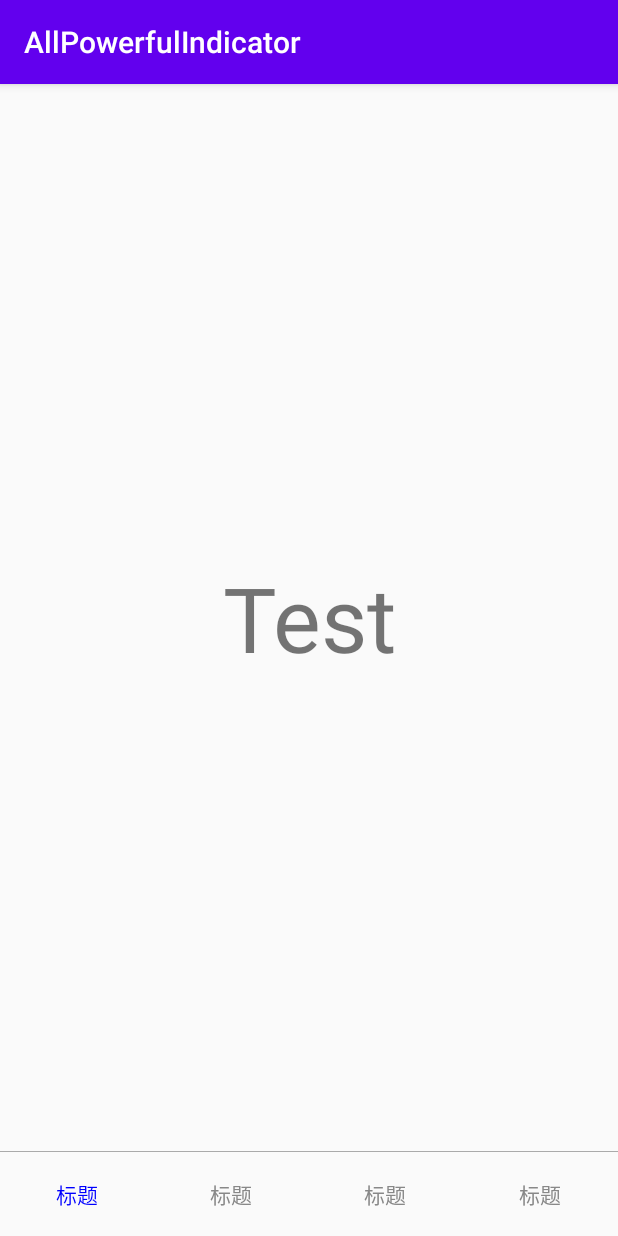
After one commit to Ellen2018/AllPowerfulIndicator, an Android app: the AutoBottomBarActivity screen opened directly, with no data from a screen before it, on a phone screen of 412 x 824 dp. The commit adds this screen. Run offline under Robolectric (Android 15) with nearby library versions, the phone set to English and light mode, and no system bars.

Commit message:
优化代码

```diff
--- a/app/src/main/AndroidManifest.xml
+++ b/app/src/main/AndroidManifest.xml
@@ -22,6 +22,7 @@
         <activity android:name=".autoindicator.AutoIndicatorActivity"/>
         <activity android:name=".driedshrimp.DriedShrimpActivity"/>
         <activity android:name=".autodriedshrimp.AutoDriedShrimpActivity"/>
+        <activity android:name=".atuobottombar.AutoBottomBarActivity"/>
     </application>
 
 </manifest>
--- a/app/src/main/java/com/ellen/allpowerfulindicator/MainActivity.kt
+++ b/app/src/main/java/com/ellen/allpowerfulindicator/MainActivity.kt
@@ -5,6 +5,7 @@ import android.os.Bundle
 import android.view.View
 import android.widget.Button
 import androidx.appcompat.app.AppCompatActivity
+import com.ellen.allpowerfulindicator.atuobottombar.AutoBottomBarActivity
 import com.ellen.allpowerfulindicator.autodriedshrimp.AutoDriedShrimpActivity
 import com.ellen.allpowerfulindicator.autoindicator.AutoIndicatorActivity
 import com.ellen.allpowerfulindicator.bottomnavigation.BottomNavigationBarActivity
@@ -21,6 +22,7 @@ class MainActivity : AppCompatActivity(),View.OnClickListener {
         findViewById<Button>(R.id.bt_auto_indicator).setOnClickListener(this)
         findViewById<Button>(R.id.bt_xm).setOnClickListener(this)
         findViewById<Button>(R.id.bt_xm_auto_center).setOnClickListener(this)
+        findViewById<Button>(R.id.bt_auto_bottom_bar).setOnClickListener(this)
 
     }
 
@@ -38,6 +40,8 @@ class MainActivity : AppCompatActivity(),View.OnClickListener {
                 intent = Intent(this@MainActivity,DriedShrimpActivity::class.java)
             R.id.bt_xm_auto_center->
                 intent = Intent(this@MainActivity,AutoDriedShrimpActivity::class.java)
+            R.id.bt_auto_bottom_bar->
+                intent = Intent(this@MainActivity,AutoBottomBarActivity::class.java)
         }
         startActivity(intent)
     }
--- /dev/null
+++ b/app/src/main/java/com/ellen/allpowerfulindicator/atuobottombar/AutoBottomBarActivity.kt
@@ -0,0 +1,43 @@
+package com.ellen.allpowerfulindicator.atuobottombar
+
+import android.os.Bundle
+import android.view.View
+import androidx.appcompat.app.AppCompatActivity
+import androidx.fragment.app.Fragment
+import androidx.viewpager.widget.ViewPager
+import androidx.viewpager2.adapter.FragmentStateAdapter
+import androidx.viewpager2.widget.ViewPager2
+import com.ellen.allpowerfulindicator.R
+import com.ellen.allpowerfulindicator.TestFragment
+import com.ellen.indicator.AllPowerIndicator
+import com.ellen.indicator.expand.bar.DefaultBottomCenterBarAdapter
+
+class AutoBottomBarActivity : AppCompatActivity(){
+
+    private lateinit var viewPager2: ViewPager2
+    private lateinit var allPowerIndicator: AllPowerIndicator
+
+    override fun onCreate(savedInstanceState: Bundle?) {
+        super.onCreate(savedInstanceState)
+        setContentView(R.layout.activity_auto_bottom_navigation_bar)
+
+        viewPager2 = findViewById(R.id.view_pager2)
+        allPowerIndicator = findViewById(R.id.all_power_indicator)
+
+        viewPager2.orientation = ViewPager2.ORIENTATION_HORIZONTAL
+        viewPager2.adapter = object : FragmentStateAdapter(this){
+
+            override fun getItemCount(): Int {
+                return 4
+            }
+
+            override fun createFragment(position: Int): Fragment {
+                return TestFragment()
+            }
+
+        }
+
+        allPowerIndicator.bindViewPager2(AutoBottomBarAdapter(),viewPager2)
+    }
+
+}
--- /dev/null
+++ b/app/src/main/java/com/ellen/allpowerfulindicator/atuobottombar/AutoBottomBarAdapter.kt
@@ -0,0 +1,58 @@
+package com.ellen.allpowerfulindicator.atuobottombar
+
+import android.graphics.Color
+import android.view.View
+import android.widget.TextView
+import com.ellen.allpowerfulindicator.R
+import com.ellen.indicator.BaseViewHolder
+import com.ellen.indicator.expand.bar.BaseBottomBarAdapter
+
+/**
+ * 自定义底部导航栏(不带中间控件)
+ */
+class AutoBottomBarAdapter : BaseBottomBarAdapter<BottomViewHolder>(){
+
+    init {
+        onTabSelectListener = object : OnTabSelectListener<BaseViewHolder,BottomViewHolder>{
+            override fun onTabReselected(truePosition: Int, holder: BottomViewHolder) {
+
+            }
+
+            override fun onTabUnselected(truePosition: Int, holder: BottomViewHolder) {
+               holder.tv.setTextColor(Color.GRAY)
+            }
+
+            override fun onTabSelected(truePosition: Int, holder: BottomViewHolder) {
+                holder.tv.setTextColor(Color.BLUE)
+            }
+
+            override fun onCenterTabListener(holder: BaseViewHolder) {
+
+            }
+
+        }
+    }
+
+    override fun getNormalViewHolder(): BottomViewHolder {
+       return BottomViewHolder(R.layout.view_auto_bottom_tab)
+    }
+
+    override fun showContentNormal(truePosition: Int, holder: BottomViewHolder) {
+
+    }
+
+    override fun initNormalTab(holder: BottomViewHolder) {
+       holder.tv.setTextColor(Color.GRAY)
+    }
+
+}
+
+class BottomViewHolder(layoutId:Int) : BaseViewHolder(layoutId){
+
+    lateinit var tv:TextView
+
+    override fun bindView(itemView: View) {
+      tv = itemView.findViewById(R.id.tv)
+    }
+
+}
--- /dev/null
+++ b/app/src/main/res/layout/activity_auto_bottom_navigation_bar.xml
@@ -0,0 +1,27 @@
+<?xml version="1.0" encoding="utf-8"?>
+<LinearLayout
+    xmlns:android="http://schemas.android.com/apk/res/android"
+    android:layout_width="match_parent"
+    xmlns:app="http://schemas.android.com/apk/res-auto"
+    android:orientation="vertical"
+    android:layout_height="match_parent">
+
+    <androidx.viewpager2.widget.ViewPager2
+        android:id="@+id/view_pager2"
+        android:layout_width="match_parent"
+        android:layout_height="0dp"
+        android:layout_weight="1"/>
+
+    <View
+        android:layout_width="match_parent"
+        android:background="@android:color/darker_gray"
+        android:layout_height="0.3dp"/>
+
+    <com.ellen.indicator.AllPowerIndicator
+        android:id="@+id/all_power_indicator"
+        android:layout_width="match_parent"
+        app:tabPaddingStart="0dp"
+        app:tabPaddingEnd="0dp"
+        android:layout_height="wrap_content"/>
+
+</LinearLayout>
--- a/app/src/main/res/layout/activity_main.xml
+++ b/app/src/main/res/layout/activity_main.xml
@@ -41,6 +41,12 @@
         android:layout_width="match_parent"
         android:layout_height="50dp"/>
 
+    <Button
+        android:id="@+id/bt_auto_bottom_bar"
+        android:text="自定义底部bar"
+        android:layout_width="match_parent"
+        android:layout_height="50dp"/>
+
 
 
 </LinearLayout>
--- /dev/null
+++ b/app/src/main/res/layout/view_auto_bottom_tab.xml
@@ -0,0 +1,14 @@
+<?xml version="1.0" encoding="utf-8"?>
+<RelativeLayout
+    xmlns:android="http://schemas.android.com/apk/res/android"
+    android:layout_width="match_parent"
+    android:layout_height="?actionBarSize">
+
+    <TextView
+        android:id="@+id/tv"
+        android:layout_width="match_parent"
+        android:text="标题"
+        android:gravity="center"
+        android:layout_height="match_parent"/>
+
+</RelativeLayout>
--- a/libraray/src/main/java/com/ellen/indicator/AllPowerIndicator.kt
+++ b/libraray/src/main/java/com/ellen/indicator/AllPowerIndicator.kt
@@ -40,10 +40,6 @@ class AllPowerIndicator : TabLayout, Indicator {
             tab?.customView?.let { baseViewHolder.bindView(it) }
             tab?.customView?.let { adapter.initTab(baseViewHolder) }
             tab?.customView?.let { adapter.showContent(baseViewHolder) }
-            if (position == adapter.getFirstPosition()) {
-                selectTab(tab)
-                adapter.onTabSelected(baseViewHolder)
-            }
 
             //重新调整TabLayout的大小
             if (!isReset) {
@@ -69,6 +65,10 @@ class AllPowerIndicator : TabLayout, Indicator {
                 adapter.onTabSelected(baseViewHolder)
             }
         })
+
+        val tab = getTabAt(adapter.getFirstPosition())
+        selectTab(tab)
+        adapter.onTabSelected(tab?.customView?.tag as T)
     }
 
     override fun <T : BaseViewHolder> bindViewPager(adapter: Adapter<T>,viewPager: ViewPager) {
--- /dev/null
+++ b/libraray/src/main/java/com/ellen/indicator/expand/bar/BaseBottomBarAdapter.kt
@@ -0,0 +1,21 @@
+package com.ellen.indicator.expand.bar
+
+import com.ellen.indicator.BaseViewHolder
+
+/**
+ * 不带中间控件的底部导航栏
+ */
+abstract class BaseBottomBarAdapter<N : BaseViewHolder> : BaseBottomCenterBarAdapter<BaseViewHolder,N>(){
+
+    final override fun getCenterViewHolder(): BaseViewHolder? {
+        return null
+    }
+
+    final override fun initCenterTab(holder: BaseViewHolder) {
+
+    }
+
+    final override fun showContentCenter(holder: BaseViewHolder) {
+
+    }
+}
--- a/libraray/src/main/java/com/ellen/indicator/expand/bar/BaseBottomCenterBarAdapter.kt
+++ b/libraray/src/main/java/com/ellen/indicator/expand/bar/BaseBottomCenterBarAdapter.kt
@@ -10,9 +10,9 @@ import com.ellen.libraray.R
 import com.google.android.material.tabs.TabLayout
 
 /**
- * 可完成虾米音乐底部导航栏效果
+ * 带中间控件的底部导航栏
  */
-abstract class BaseBottomBarAdapter<C : BaseViewHolder, N : BaseViewHolder> :
+abstract class BaseBottomCenterBarAdapter<C : BaseViewHolder, N : BaseViewHolder> :
     Adapter<BaseViewHolder>() {
 
     var animResource:Int? = R.anim.scale
@@ -84,6 +84,17 @@ abstract class BaseBottomBarAdapter<C : BaseViewHolder, N : BaseViewHolder> :
         }
 
     }
+
+    final override fun initTab(holder: BaseViewHolder) {
+        if(getItemType(holder.position) == 1){
+            initCenterTab(holder as C)
+        }else{
+            initNormalTab(holder as N)
+        }
+    }
+
+    abstract fun initCenterTab(holder: C)
+    abstract fun initNormalTab(holder: N)
 
     override fun getItemSize(): Int {
         if(centerViewHolder != null) {
@@ -254,7 +265,6 @@ abstract class BaseBottomBarAdapter<C : BaseViewHolder, N : BaseViewHolder> :
         tabLayout.tabMode = TabLayout.MODE_FIXED
         tabLayout.setSelectedTabIndicator(null)
     }
-}
 
     interface OnTabSelectListener<C : BaseViewHolder, N : BaseViewHolder> {
         fun onTabReselected(truePosition: Int, holder: N)
@@ -262,3 +272,4 @@ interface OnTabSelectListener<C : BaseViewHolder, N : BaseViewHolder> {
         fun onTabSelected(truePosition: Int, holder: N)
         fun onCenterTabListener(holder: C)
     }
+}
```
Also changed, not shown: app/src/main/java/com/ellen/allpowerfulindicator/autodriedshrimp/AutoDriedShrimpActivity.kt (+20 -22 lines), app/src/main/java/com/ellen/allpowerfulindicator/driedshrimp/DriedShrimpActivity.kt (+15 -11 lines), libraray/src/main/java/com/ellen/indicator/expand/bar/DefaultBottomCenterBarAdapter.kt (+16 -19 lines), libraray/src/main/java/com/ellen/indicator/expand/indicator/RoundIndicatorAdapter.kt (+2 -10 lines). Lines whose indentation alone changed are shown as unchanged.
